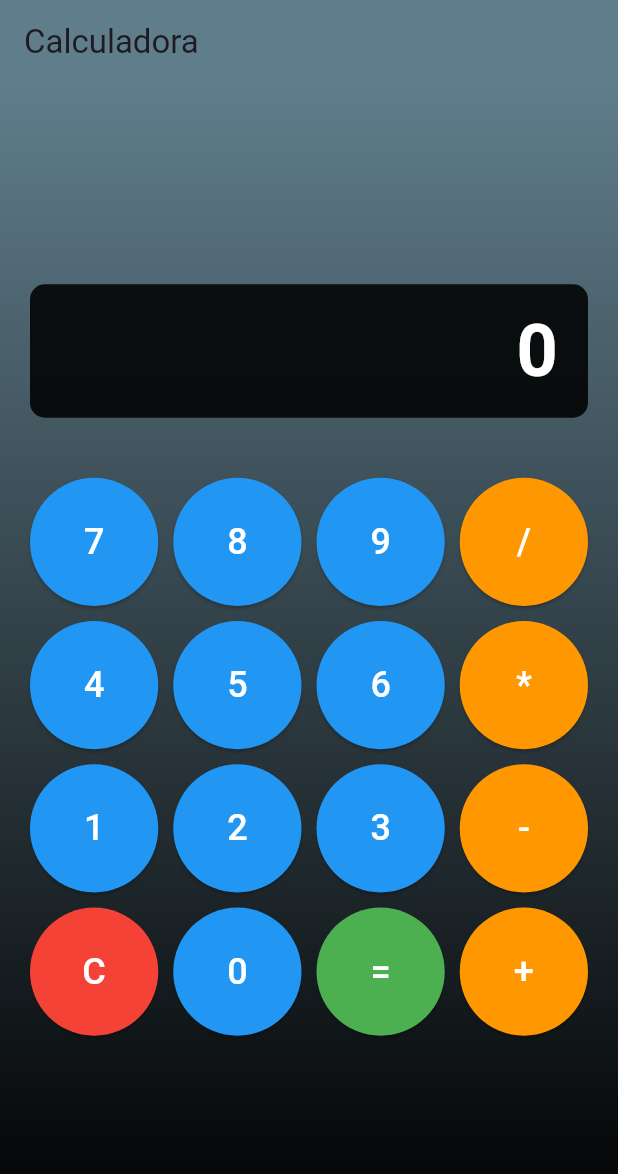
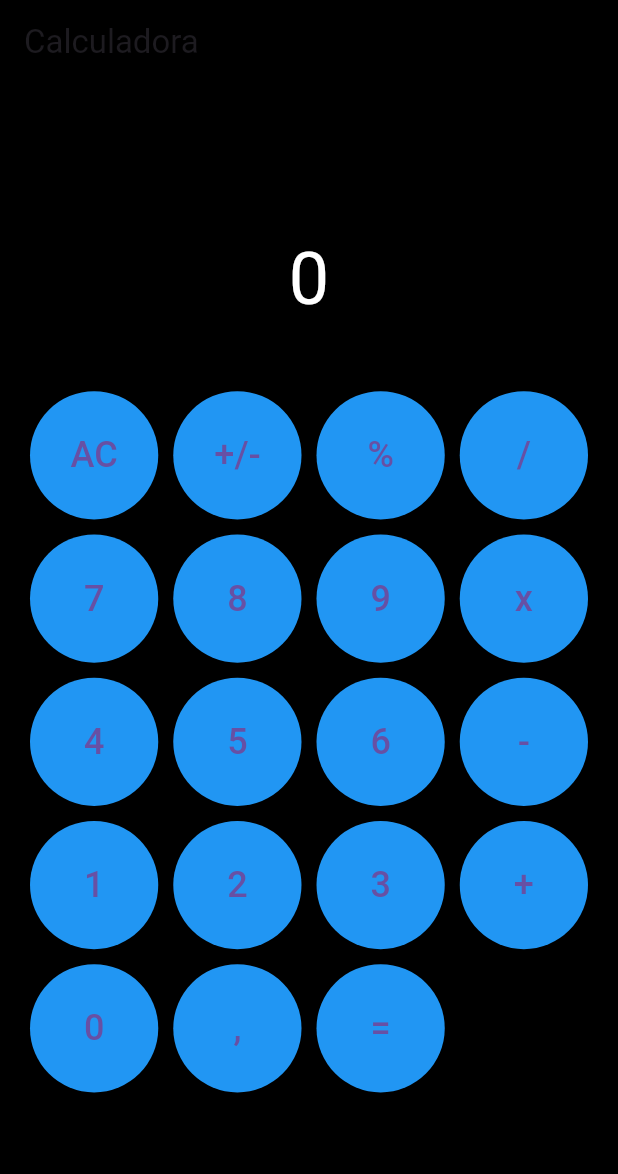
Before and after one commit to devgabe1/calculator, a Flutter app: the screen it shows after launch, on a phone screen of 412 x 824 dp. Shown: the top 1174 px of the screen. Run offline on Flutter 3.47's test engine with Material 3 defaults, Android fonts, the phone set to English and light mode, and no system bars; our stand-ins replace math_expressions.

```diff
--- a/calculator/lib/pages/calculator_page.dart
+++ b/calculator/lib/pages/calculator_page.dart
@@ -21,6 +21,8 @@ class _CalculatorPageState extends State<CalculatorPage> {
         } catch (e) {
           _output = "Erro";
         }
+      } else if (buttonText == "AC") {
+        _output = "0"; // Limpa toda a tela como o botão "AC"
       } else if (buttonText == "C") {
         _output = "0"; // Limpa a tela
       } else {
@@ -51,79 +53,56 @@ class _CalculatorPageState extends State<CalculatorPage> {
     }
   }
 
-  Color _getButtonColor(String text) {
-    if (text == "=") return Colors.green; // Resultado
-    if (text == "C") return Colors.red; // Limpar
-    if ("/*-+".contains(text)) return Colors.orange; // Operadores
-    return Colors.blue; // Números
-  }
-
   @override
   Widget build(BuildContext context) {
     return Scaffold(
       appBar: AppBar(
         title: const Text('Calculadora'),
-        backgroundColor: Colors.blueGrey,
+        backgroundColor: Colors.black,
       ),
-      body: Container(
-        decoration: const BoxDecoration(
-          gradient: LinearGradient(
-            colors: [Colors.blueGrey, Colors.black],
-            begin: Alignment.topCenter,
-            end: Alignment.bottomCenter,
+      backgroundColor: Colors.black,
+      body: Column(
+        mainAxisAlignment: MainAxisAlignment.center,
+        children: [
+          // Tela de exibição da calculadora
+          Padding(
+            padding: const EdgeInsets.all(20.0),
+            child: Text(
+              _output,
+              style: const TextStyle(fontSize: 48.0, color: Colors.white),
             ),
           ),
-        child: Column(
-          mainAxisAlignment: MainAxisAlignment.center,
-          children: [
-            // Tela de exibição
-            Padding(
-              padding: const EdgeInsets.all(20.0),
-              child: Container(
-                alignment: Alignment.centerRight,
-                padding: const EdgeInsets.symmetric(horizontal: 20, vertical: 10),
-                decoration: BoxDecoration(
-                  color: Colors.black87,
-                  borderRadius: BorderRadius.circular(10),
-                ),
-                child: Text(
-                  _output,
-                  style: const TextStyle(
-                    fontSize: 48.0,
-                    color: Colors.white,
-                    fontWeight: FontWeight.bold,
-                  ),
-                ),
-              ),
-            ),
-            // Grade de botões
+          // Linhas de botões
 GridView.builder(
   shrinkWrap: true,
   padding: const EdgeInsets.all(20),
   gridDelegate: const SliverGridDelegateWithFixedCrossAxisCount(
-                crossAxisCount: 4,
+    crossAxisCount: 4, // 4 colunas
     crossAxisSpacing: 10.0,
     mainAxisSpacing: 10.0,
   ),
-              itemCount: 16,
+  itemCount: 19, // Total de 18 botões (AC, +/- , %, /, 7-9, 4-6, 1-3, +, -, 0, ,, e =)
   itemBuilder: (context, index) {
+    String buttonText;
     List<String> buttons = [
-                  '7', '8', '9', '/',
-                  '4', '5', '6', '*',
-                  '1', '2', '3', '-',
-                  'C', '0', '=', '+'
+      'AC', '+/-', '%', '/',
+      '7', '8', '9', 'x',
+      '4', '5', '6', '-',
+      '1', '2', '3', '+',
+      '0', ',', '='  // Incluindo o botão = no final
     ];
-                String buttonText = buttons[index];
+    buttonText = buttons[index];
 
     return CalculatorButton(
       buttonText: buttonText,
-                  buttonColor: _getButtonColor(buttonText),
       onPressed: () => _buttonPressed(buttonText),
     );
   },
-            ),
+)
+
+
+
         ],
-        ),
       ),
     );
   }
--- a/calculator/lib/widgets/calculator_button.dart
+++ b/calculator/lib/widgets/calculator_button.dart
@@ -2,30 +2,30 @@ import 'package:flutter/material.dart';
 
 class CalculatorButton extends StatelessWidget {
   final String buttonText;
-  final Color buttonColor;
   final VoidCallback onPressed;
+  final int widthFactor; // Novo parâmetro para controlar a largura
 
   const CalculatorButton({
     super.key,
     required this.buttonText,
-    required this.buttonColor,
     required this.onPressed,
+    this.widthFactor = 1, // Largura padrão de 1
   });
 
   @override
   Widget build(BuildContext context) {
-    return ElevatedButton(
+    return Container(
+      width: widthFactor == 2 ? 160 : 80, // Ajusta a largura do botão
+      child: ElevatedButton(
         onPressed: onPressed,
         style: ElevatedButton.styleFrom(
-        backgroundColor: buttonColor,
+          backgroundColor: Colors.blue,
           shape: const CircleBorder(),
           padding: const EdgeInsets.all(20),
         ),
         child: Text(
           buttonText,
-        style: const TextStyle(
-          fontSize: 24,
-          color: Colors.white,
+          style: const TextStyle(fontSize: 24),
         ),
       ),
     );
```
Lines whose indentation alone changed are shown as unchanged.
